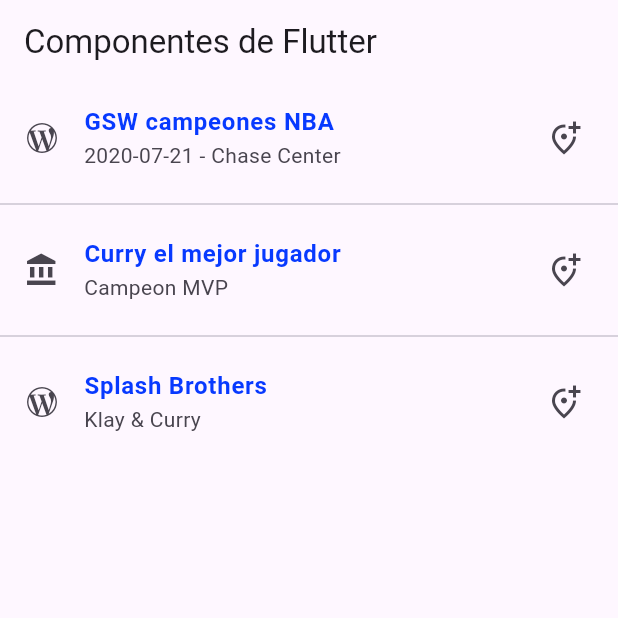
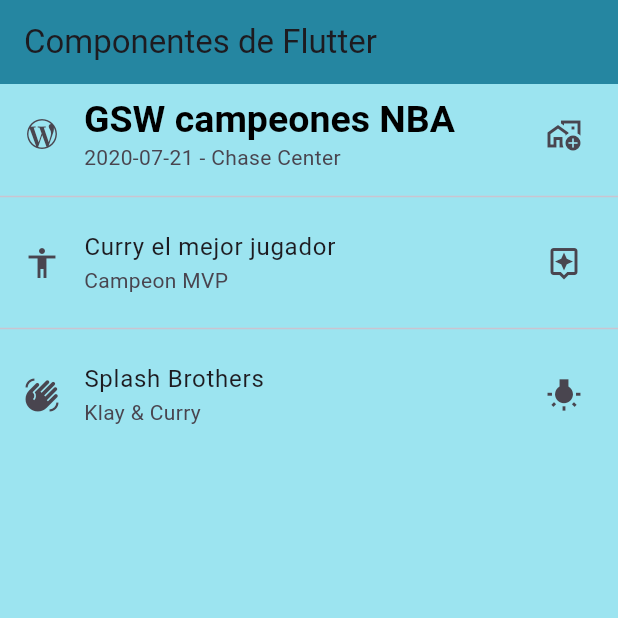
Before and after one commit to Lawitadelimon/componentes_flutter, a Flutter app: the screen it shows after launch, on a phone screen of 412 x 824 dp, the top half of it. Run offline on Flutter 3.47's test engine with Material 3 defaults, Android fonts, the phone set to English and light mode, and no system bars.

Commit message:
Adding Theme

```diff
--- a/lib/home_screen.dart
+++ b/lib/home_screen.dart
@@ -10,32 +10,30 @@ class HomeScreen extends StatelessWidget {
           title: const Text('Componentes de Flutter'),
         ),
         body: ListView(
-          children: const [
+          children:  [
               ListTile(
-              leading: Icon(Icons.wordpress_outlined),
+              leading: const Icon(Icons.wordpress_outlined),
               title: Text('GSW campeones NBA',
-              style: TextStyle(color: Color.fromARGB(255, 7, 57, 255), fontWeight: FontWeight.bold),
+              style: Theme.of(context).textTheme.headlineLarge,
               ),
-              subtitle: Text('2020-07-21 - Chase Center'),
-              trailing: Icon(Icons.add_location_alt_outlined),
+              subtitle: const Text('2020-07-21 - Chase Center'),
+              trailing: const Icon(Icons.add_home_work_outlined),
             ),
-            Divider(),
-              ListTile(
-              leading: Icon(Icons.account_balance_sharp),
+            const Divider(),
+              const ListTile(
+              leading: Icon(Icons.accessibility_outlined),
               title: Text('Curry el mejor jugador',
-              style: TextStyle(color: Color.fromARGB(255, 7, 57, 255), fontWeight: FontWeight.bold),
               ),
               subtitle: Text('Campeon MVP'),
-              trailing: Icon(Icons.add_location_alt_outlined),
+              trailing: Icon(Icons.assistant_outlined),
             ),
-            Divider(),
-              ListTile(
-              leading: Icon(Icons.wordpress_outlined),
+            const Divider(),
+              const ListTile(
+              leading: Icon(Icons.waving_hand),
               title: Text('Splash Brothers',
-              style: TextStyle(color: Color.fromARGB(255, 7, 57, 255), fontWeight: FontWeight.bold),
               ),
               subtitle: Text('Klay & Curry'),
-              trailing: Icon(Icons.add_location_alt_outlined),
+              trailing: Icon(Icons.wb_incandescent),
             ),
           ]
         ),
--- a/lib/main_app.dart
+++ b/lib/main_app.dart
@@ -8,9 +8,21 @@ class MainApp extends StatelessWidget {
 
   @override
   Widget build(BuildContext context) {
-    return const MaterialApp(
+    return  MaterialApp(
       debugShowCheckedModeBanner: false,
-      home: HomeScreen(),
+      home: const HomeScreen(),
+      theme: ThemeData(
+        scaffoldBackgroundColor: const Color.fromARGB(255, 156, 228, 240),
+        appBarTheme: const AppBarTheme(color: Color.fromARGB(235, 27, 126, 154),),
+        textTheme: const TextTheme(
+          headlineLarge: TextStyle(
+            color: Colors.black,
+            fontSize: 25.0,
+            fontWeight: FontWeight.bold,
+            fontFamily: 'sans-serif',
+          )
+        ),
+      ),
     );
   }
 }
```
